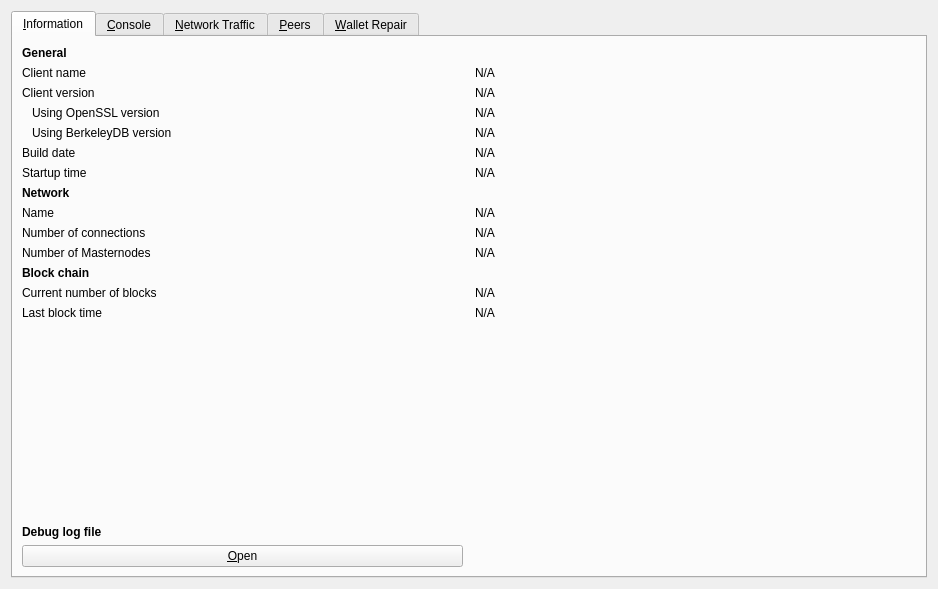
Before: the Qt Designer form src/qt/forms/rpcconsole.ui in camenlx/dystem-core, drawn with Qt 5.
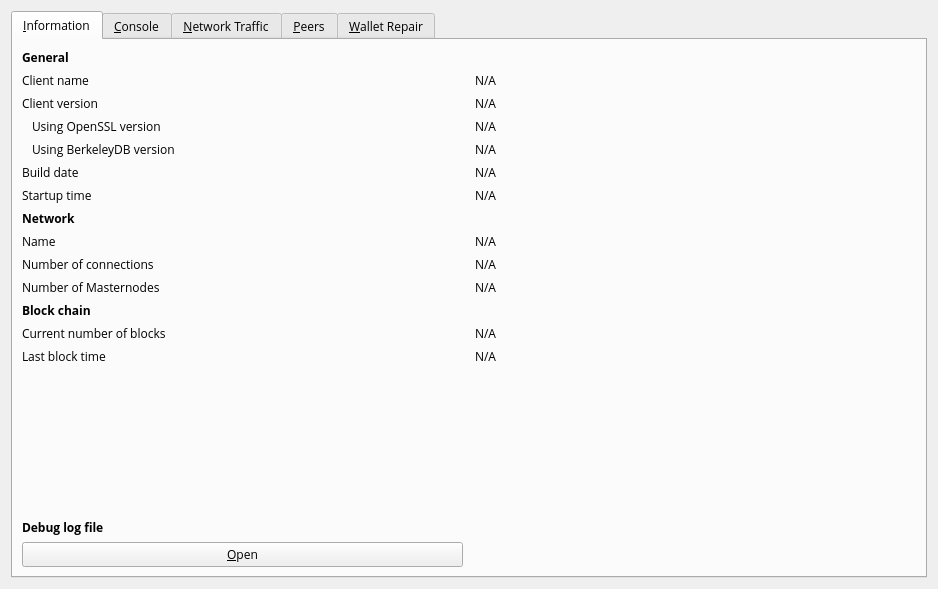
After: the same form once the commit is applied. The open tabs and pages were chosen to show the change. Icons and pictures are not drawn. Custom widgets are drawn as their Qt base class.

Commit message: Fixing masx width / height on the RPC console

```diff
--- a/src/qt/forms/rpcconsole.ui
+++ b/src/qt/forms/rpcconsole.ui
@@ -10,12 +10,34 @@
     <height>589</height>
    </rect>
   </property>
+  <property name="sizePolicy">
+   <sizepolicy hsizetype="Preferred" vsizetype="Preferred">
+    <horstretch>0</horstretch>
+    <verstretch>0</verstretch>
+   </sizepolicy>
+  </property>
+  <property name="maximumSize">
+   <size>
+    <width>938</width>
+    <height>589</height>
+   </size>
+  </property>
+  <property name="font">
+   <font>
+    <family>Open Sans</family>
+   </font>
+  </property>
   <property name="windowTitle">
    <string>Tools window</string>
   </property>
   <layout class="QVBoxLayout" name="verticalLayout_2">
    <item>
     <widget class="QTabWidget" name="tabWidget">
+     <property name="font">
+      <font>
+       <family>Open Sans</family>
+      </font>
+     </property>
      <property name="currentIndex">
       <number>3</number>
      </property>
@@ -31,6 +53,7 @@
         <widget class="QLabel" name="generalHeader">
          <property name="font">
           <font>
+           <family>Open Sans</family>
            <weight>75</weight>
            <bold>true</bold>
           </font>
@@ -42,6 +65,11 @@
        </item>
        <item row="1" column="0">
         <widget class="QLabel" name="clientNameLabel">
+         <property name="font">
+          <font>
+           <family>Open Sans</family>
+          </font>
+         </property>
          <property name="text">
           <string>Client name</string>
          </property>
@@ -49,6 +77,11 @@
        </item>
        <item row="1" column="1">
         <widget class="QLabel" name="clientName">
+         <property name="font">
+          <font>
+           <family>Open Sans</family>
+          </font>
+         </property>
          <property name="cursor">
           <cursorShape>IBeamCursor</cursorShape>
          </property>
@@ -65,6 +98,11 @@
        </item>
        <item row="2" column="0">
         <widget class="QLabel" name="clientVersionLabel">
+         <property name="font">
+          <font>
+           <family>Open Sans</family>
+          </font>
+         </property>
          <property name="text">
           <string>Client version</string>
          </property>
@@ -72,6 +110,11 @@
        </item>
        <item row="2" column="1">
         <widget class="QLabel" name="clientVersion">
+         <property name="font">
+          <font>
+           <family>Open Sans</family>
+          </font>
+         </property>
          <property name="cursor">
           <cursorShape>IBeamCursor</cursorShape>
          </property>
@@ -88,6 +131,11 @@
        </item>
        <item row="3" column="0">
         <widget class="QLabel" name="openSSLVersionLabel">
+         <property name="font">
+          <font>
+           <family>Open Sans</family>
+          </font>
+         </property>
          <property name="text">
           <string>Using OpenSSL version</string>
          </property>
@@ -98,6 +146,11 @@
        </item>
        <item row="3" column="1">
         <widget class="QLabel" name="openSSLVersion">
+         <property name="font">
+          <font>
+           <family>Open Sans</family>
+          </font>
+         </property>
          <property name="cursor">
           <cursorShape>IBeamCursor</cursorShape>
          </property>
@@ -114,6 +167,11 @@
        </item>
        <item row="4" column="0">
         <widget class="QLabel" name="berkeleyDBVersionLabel">
+         <property name="font">
+          <font>
+           <family>Open Sans</family>
+          </font>
+         </property>
          <property name="text">
           <string>Using BerkeleyDB version</string>
          </property>
@@ -124,6 +182,11 @@
        </item>
        <item row="4" column="1">
         <widget class="QLabel" name="berkeleyDBVersion">
+         <property name="font">
+          <font>
+           <family>Open Sans</family>
+          </font>
+         </property>
          <property name="cursor">
           <cursorShape>IBeamCursor</cursorShape>
          </property>
@@ -140,6 +203,11 @@
        </item>
        <item row="5" column="0">
         <widget class="QLabel" name="buildDateLabel">
+         <property name="font">
+          <font>
+           <family>Open Sans</family>
+          </font>
+         </property>
          <property name="text">
           <string>Build date</string>
          </property>
@@ -147,6 +215,11 @@
        </item>
        <item row="5" column="1">
         <widget class="QLabel" name="buildDate">
+         <property name="font">
+          <font>
+           <family>Open Sans</family>
+          </font>
+         </property>
          <property name="cursor">
           <cursorShape>IBeamCursor</cursorShape>
          </property>
@@ -163,6 +236,11 @@
        </item>
        <item row="6" column="0">
         <widget class="QLabel" name="startupTimeLabel">
+         <property name="font">
+          <font>
+           <family>Open Sans</family>
+          </font>
+         </property>
          <property name="text">
           <string>Startup time</string>
          </property>
@@ -170,6 +248,11 @@
        </item>
        <item row="6" column="1">
         <widget class="QLabel" name="startupTime">
+         <property name="font">
+          <font>
+           <family>Open Sans</family>
+          </font>
+         </property>
          <property name="cursor">
           <cursorShape>IBeamCursor</cursorShape>
          </property>
@@ -188,6 +271,7 @@
         <widget class="QLabel" name="networkHeader">
          <property name="font">
           <font>
+           <family>Open Sans</family>
            <weight>75</weight>
            <bold>true</bold>
           </font>
@@ -199,6 +283,11 @@
        </item>
        <item row="8" column="0">
         <widget class="QLabel" name="networkNameLabel">
+         <property name="font">
+          <font>
+           <family>Open Sans</family>
+          </font>
+         </property>
          <property name="text">
           <string>Name</string>
          </property>
@@ -206,6 +295,11 @@
        </item>
        <item row="8" column="1">
         <widget class="QLabel" name="networkName">
+         <property name="font">
+          <font>
+           <family>Open Sans</family>
+          </font>
+         </property>
          <property name="cursor">
           <cursorShape>IBeamCursor</cursorShape>
          </property>
@@ -222,6 +316,11 @@
        </item>
        <item row="9" column="0">
         <widget class="QLabel" name="numberOfConnectionsLabel">
+         <property name="font">
+          <font>
+           <family>Open Sans</family>
+          </font>
+         </property>
          <property name="text">
           <string>Number of connections</string>
          </property>
@@ -229,6 +328,11 @@
        </item>
        <item row="9" column="1">
         <widget class="QLabel" name="numberOfConnections">
+         <property name="font">
+          <font>
+           <family>Open Sans</family>
+          </font>
+         </property>
          <property name="cursor">
           <cursorShape>IBeamCursor</cursorShape>
          </property>
@@ -245,6 +349,11 @@
        </item>
        <item row="10" column="0">
         <widget class="QLabel" name="masternodeCountLabel">
+         <property name="font">
+          <font>
+           <family>Open Sans</family>
+          </font>
+         </property>
          <property name="text">
           <string>Number of Masternodes</string>
          </property>
@@ -252,6 +361,11 @@
        </item>
        <item row="10" column="1">
         <widget class="QLabel" name="masternodeCount">
+         <property name="font">
+          <font>
+           <family>Open Sans</family>
+          </font>
+         </property>
          <property name="cursor">
           <cursorShape>IBeamCursor</cursorShape>
          </property>
@@ -270,6 +384,7 @@
         <widget class="QLabel" name="blockchainHeader">
          <property name="font">
           <font>
+           <family>Open Sans</family>
            <weight>75</weight>
            <bold>true</bold>
           </font>
@@ -281,6 +396,11 @@
        </item>
        <item row="12" column="0">
         <widget class="QLabel" name="numberOfBlocksLabel">
+         <property name="font">
+          <font>
+           <family>Open Sans</family>
+          </font>
+         </property>
          <property name="text">
           <string>Current number of blocks</string>
          </property>
@@ -288,6 +408,11 @@
        </item>
        <item row="12" column="1">
         <widget class="QLabel" name="numberOfBlocks">
+         <property name="font">
+          <font>
+           <family>Open Sans</family>
+          </font>
+         </property>
          <property name="cursor">
           <cursorShape>IBeamCursor</cursorShape>
          </property>
@@ -304,6 +429,11 @@
        </item>
        <item row="13" column="0">
         <widget class="QLabel" name="lastBlockTimeLabel">
+         <property name="font">
+          <font>
+           <family>Open Sans</family>
+          </font>
+         </property>
          <property name="text">
           <string>Last block time</string>
          </property>
@@ -311,6 +441,11 @@
        </item>
        <item row="13" column="1">
         <widget class="QLabel" name="lastBlockTime">
+         <property name="font">
+          <font>
+           <family>Open Sans</family>
+          </font>
+         </property>
          <property name="cursor">
           <cursorShape>IBeamCursor</cursorShape>
          </property>
@@ -342,6 +477,7 @@
         <widget class="QLabel" name="debugLogFileHeader">
          <property name="font">
           <font>
+           <family>Open Sans</family>
            <weight>75</weight>
            <bold>true</bold>
           </font>
@@ -353,6 +489,11 @@
        </item>
        <item row="16" column="0">
         <widget class="QPushButton" name="openDebugLogfileButton">
+         <property name="font">
+          <font>
+           <family>Open Sans</family>
+          </font>
+         </property>
          <property name="toolTip">
           <string>Open the DYSTEM debug log file from the current data directory. This can take a few seconds for large log files.</string>
          </property>
```
Left out of the diff: 15 changed lines with no effect on the pictures.
